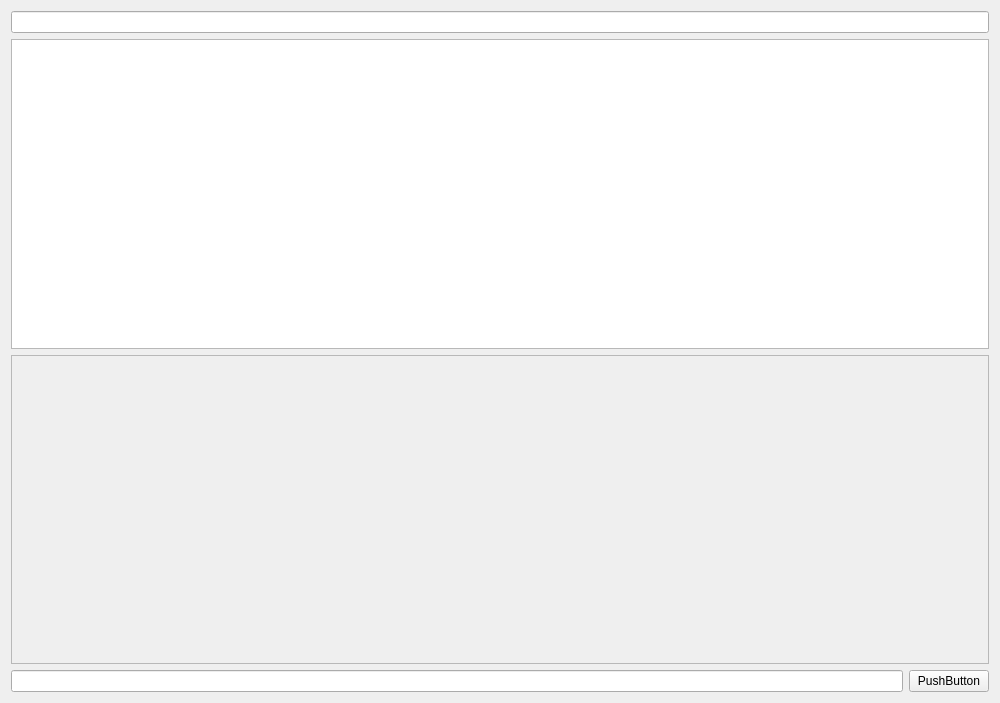
Qt form client/static/ui/roomwidget.ui (cpp-park-vk-education/2022_2_cash_map) before a commit.
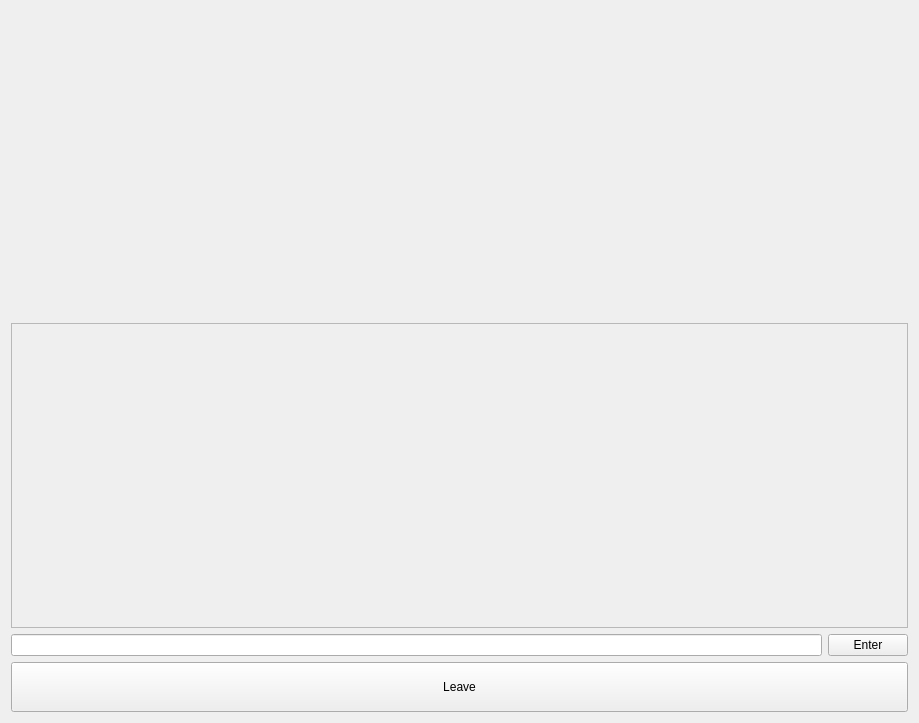
The same form after that commit.

The edit to the form file:
```diff
--- a/client/static/ui/roomwidget.ui
+++ b/client/static/ui/roomwidget.ui
@@ -6,8 +6,8 @@
    <rect>
     <x>0</x>
     <y>0</y>
-    <width>1000</width>
-    <height>703</height>
+    <width>919</width>
+    <height>723</height>
    </rect>
   </property>
   <property name="windowTitle">
@@ -15,9 +15,12 @@
   </property>
   <layout class="QGridLayout" name="gridLayout_2">
    <item row="0" column="0">
-    <widget class="QLineEdit" name="lineEdit"/>
+    <widget class="QStackedWidget" name="videoWatcherStackedWidget">
+     <widget class="QWidget" name="page"/>
+     <widget class="QWidget" name="page_2"/>
+    </widget>
    </item>
-   <item row="2" column="0">
+   <item row="1" column="0">
     <widget class="QScrollArea" name="scrollArea">
      <property name="widgetResizable">
       <bool>true</bool>
@@ -27,14 +30,14 @@
        <rect>
         <x>0</x>
         <y>0</y>
-        <width>976</width>
-        <height>298</height>
+        <width>899</width>
+        <height>301</height>
        </rect>
       </property>
      </widget>
     </widget>
    </item>
-   <item row="3" column="0">
+   <item row="2" column="0">
     <layout class="QHBoxLayout" name="horizontalLayout">
      <item>
       <widget class="QLineEdit" name="lineEdit_2"/>
@@ -42,14 +45,24 @@
      <item>
       <widget class="QPushButton" name="pushButton">
        <property name="text">
-        <string>PushButton</string>
+        <string>Enter</string>
        </property>
       </widget>
      </item>
     </layout>
    </item>
-   <item row="1" column="0">
-    <widget class="QTextBrowser" name="textBrowser"/>
+   <item row="3" column="0">
+    <widget class="QPushButton" name="leaveButton">
+     <property name="minimumSize">
+      <size>
+       <width>0</width>
+       <height>50</height>
+      </size>
+     </property>
+     <property name="text">
+      <string>Leave</string>
+     </property>
+    </widget>
    </item>
   </layout>
  </widget>
```
